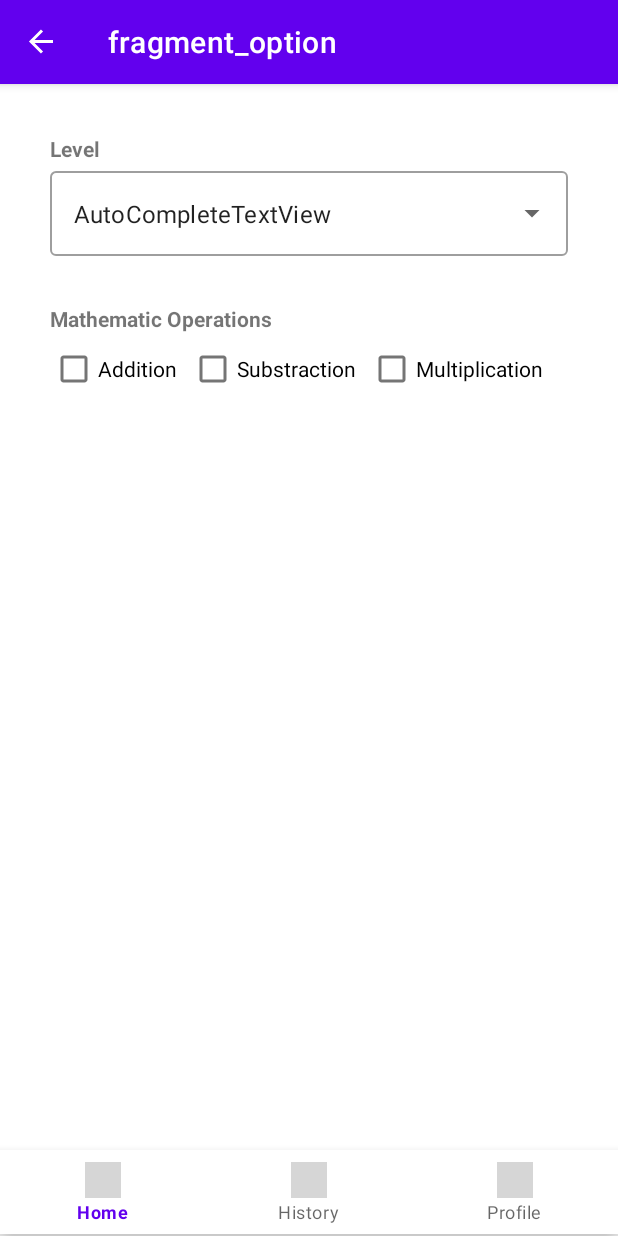
After one commit to xbgsp/Adv160419082Week2, an Android app: the OptionFragment screen opened through its navigation route, on a phone screen of 412 x 824 dp. The commit adds this screen. Run offline under Robolectric (Android 15) with nearby library versions, the phone set to English and light mode, and no system bars; our stand-ins replace navigation-ui; grey boxes are pictures that could not be loaded.

Commit message:
commit week 3

```diff
--- a/app/src/main/java/com/example/adv160419082week2/MainActivity.kt
+++ b/app/src/main/java/com/example/adv160419082week2/MainActivity.kt
@@ -5,6 +5,8 @@ import android.os.Bundle
 import androidx.navigation.NavController
 import androidx.navigation.Navigation
 import androidx.navigation.ui.NavigationUI
+import androidx.navigation.ui.setupWithNavController
+import kotlinx.android.synthetic.main.activity_main.*
 
 class MainActivity : AppCompatActivity() {
     private lateinit var navController: NavController
@@ -14,10 +16,13 @@ class MainActivity : AppCompatActivity() {
         setContentView(R.layout.activity_main)
 
         navController = Navigation.findNavController(this,R.id.hostFragment)
-        NavigationUI.setupActionBarWithNavController(this, navController)
+        NavigationUI.setupActionBarWithNavController(this, navController, drawerLayout)
+        NavigationUI.setupWithNavController(navView, navController)
+
+        bottomNav.setupWithNavController(navController)
     }
 
     override fun onSupportNavigateUp(): Boolean {
-        return NavigationUI.navigateUp(navController,null)
+        return NavigationUI.navigateUp(navController,drawerLayout) || super.onSupportNavigateUp()
     }
 }
--- a/app/src/main/java/com/example/adv160419082week2/MainFragment.kt
+++ b/app/src/main/java/com/example/adv160419082week2/MainFragment.kt
@@ -26,5 +26,10 @@ class MainFragment : Fragment() {
             val action = MainFragmentDirections.actionGameFragment(playerName)
             Navigation.findNavController(it).navigate(action)
         }
+
+        btnOption.setOnClickListener {
+            val action = MainFragmentDirections.actionOptionFragment()
+            Navigation.findNavController(it).navigate(action)
+        }
     }
 }
--- /dev/null
+++ b/app/src/main/java/com/example/adv160419082week2/OptionFragment.kt
@@ -0,0 +1,17 @@
+package com.example.adv160419082week2
+
+import android.os.Bundle
+import androidx.fragment.app.Fragment
+import android.view.LayoutInflater
+import android.view.View
+import android.view.ViewGroup
+
+class OptionFragment : Fragment() {
+    override fun onCreateView(
+        inflater: LayoutInflater, container: ViewGroup?,
+        savedInstanceState: Bundle?
+    ): View? {
+        // Inflate the layout for this fragment
+        return inflater.inflate(R.layout.fragment_option, container, false)
+    }
+}
--- a/app/src/main/res/layout/activity_main.xml
+++ b/app/src/main/res/layout/activity_main.xml
@@ -1,7 +1,17 @@
 <?xml version="1.0" encoding="utf-8"?>
-<androidx.constraintlayout.widget.ConstraintLayout xmlns:android="http://schemas.android.com/apk/res/android"
+
+<androidx.drawerlayout.widget.DrawerLayout
+    xmlns:android="http://schemas.android.com/apk/res/android"
     xmlns:app="http://schemas.android.com/apk/res-auto"
     xmlns:tools="http://schemas.android.com/tools"
+    android:layout_width="match_parent"
+    android:layout_height="match_parent"
+    android:fitsSystemWindows="true"
+    android:id="@+id/drawerLayout"
+    >
+
+    <androidx.constraintlayout.widget.ConstraintLayout
+
         android:layout_width="match_parent"
         android:layout_height="match_parent"
         tools:context=".MainActivity">
@@ -21,4 +31,22 @@
             app:layout_constraintStart_toStartOf="parent"
             app:layout_constraintTop_toTopOf="parent"
             app:navGraph="@navigation/game_navigation" />
+
+        <com.google.android.material.bottomnavigation.BottomNavigationView
+            android:id="@+id/bottomNav"
+            android:layout_width="0dp"
+            android:layout_height="wrap_content"
+            app:layout_constraintBottom_toBottomOf="@+id/hostFragment"
+            app:layout_constraintEnd_toEndOf="parent"
+            app:layout_constraintStart_toStartOf="parent"
+            app:menu="@menu/bottom_menu" />
     </androidx.constraintlayout.widget.ConstraintLayout>
+
+    <com.google.android.material.navigation.NavigationView
+        android:id="@+id/navView"
+        android:layout_width="wrap_content"
+        android:layout_height="match_parent"
+        app:menu="@menu/bottom_menu"
+        android:layout_gravity="start"/>
+
+</androidx.drawerlayout.widget.DrawerLayout>
--- /dev/null
+++ b/app/src/main/res/layout/fragment_option.xml
@@ -0,0 +1,83 @@
+<?xml version="1.0" encoding="utf-8"?>
+<FrameLayout xmlns:android="http://schemas.android.com/apk/res/android"
+    xmlns:app="http://schemas.android.com/apk/res-auto"
+    xmlns:tools="http://schemas.android.com/tools"
+    android:layout_width="match_parent"
+    android:layout_height="match_parent"
+    tools:context=".OptionFragment">
+
+    <androidx.constraintlayout.widget.ConstraintLayout
+        android:layout_width="match_parent"
+        android:layout_height="wrap_content">
+
+        <TextView
+            android:id="@+id/textView5"
+            android:layout_width="wrap_content"
+            android:layout_height="wrap_content"
+            android:layout_marginStart="32dp"
+            android:layout_marginTop="32dp"
+            android:text="Mathematic Operations"
+            android:textStyle="bold"
+            app:layout_constraintStart_toStartOf="parent"
+            app:layout_constraintTop_toBottomOf="@+id/textInputLayout2" />
+
+        <TextView
+            android:id="@+id/textView4"
+            android:layout_width="wrap_content"
+            android:layout_height="wrap_content"
+            android:layout_marginStart="32dp"
+            android:layout_marginTop="32dp"
+            android:text="Level"
+            android:textStyle="bold"
+            app:layout_constraintStart_toStartOf="parent"
+            app:layout_constraintTop_toTopOf="parent" />
+
+        <com.google.android.material.textfield.TextInputLayout
+            android:id="@+id/textInputLayout2"
+            style="@style/Widget.MaterialComponents.TextInputLayout.OutlinedBox.ExposedDropdownMenu"
+            android:layout_width="0dp"
+            android:layout_height="wrap_content"
+            android:layout_marginStart="32dp"
+            android:layout_marginEnd="32dp"
+            app:layout_constraintEnd_toEndOf="parent"
+            app:layout_constraintStart_toStartOf="parent"
+            app:layout_constraintTop_toBottomOf="@+id/textView4">
+
+            <AutoCompleteTextView
+                android:id="@+id/autoCompleteTextView"
+                android:layout_width="match_parent"
+                android:layout_height="wrap_content"
+                android:layout_weight="1"
+                android:text="AutoCompleteTextView" />
+        </com.google.android.material.textfield.TextInputLayout>
+
+        <CheckBox
+            android:id="@+id/checkBox"
+            android:layout_width="wrap_content"
+            android:layout_height="wrap_content"
+            android:layout_marginStart="32dp"
+            android:layout_marginBottom="32dp"
+            android:text="Addition"
+            app:layout_constraintBottom_toBottomOf="parent"
+            app:layout_constraintStart_toStartOf="parent"
+            app:layout_constraintTop_toBottomOf="@+id/textView5" />
+
+        <CheckBox
+            android:id="@+id/checkBox2"
+            android:layout_width="wrap_content"
+            android:layout_height="wrap_content"
+            android:layout_marginStart="8dp"
+            android:text="Substraction"
+            app:layout_constraintStart_toEndOf="@+id/checkBox"
+            app:layout_constraintTop_toBottomOf="@+id/textView5" />
+
+        <CheckBox
+            android:id="@+id/checkBox3"
+            android:layout_width="wrap_content"
+            android:layout_height="wrap_content"
+            android:layout_marginStart="8dp"
+            android:text="Multiplication"
+            app:layout_constraintStart_toEndOf="@+id/checkBox2"
+            app:layout_constraintTop_toBottomOf="@+id/textView5" />
+    </androidx.constraintlayout.widget.ConstraintLayout>
+</FrameLayout>
--- /dev/null
+++ b/app/src/main/res/menu/bottom_menu.xml
@@ -0,0 +1,20 @@
+<?xml version="1.0" encoding="utf-8"?>
+<menu xmlns:app="http://schemas.android.com/apk/res-auto"
+    xmlns:android="http://schemas.android.com/apk/res/android">
+
+    <item
+        android:id="@+id/itemHome"
+        android:icon="@drawable/ic_baseline_home_24"
+        android:title="Home"
+        app:showAsAction="always" />
+    <item
+        android:id="@+id/itemHistory"
+        android:icon="@drawable/ic_baseline_list_24"
+        android:title="History"
+        app:showAsAction="always" />
+    <item
+        android:id="@+id/itemProfile"
+        android:icon="@drawable/ic_baseline_person_24"
+        android:title="Profile"
+        app:showAsAction="always" />
+</menu>
--- a/app/src/main/res/navigation/game_navigation.xml
+++ b/app/src/main/res/navigation/game_navigation.xml
@@ -3,16 +3,19 @@
     xmlns:app="http://schemas.android.com/apk/res-auto"
     xmlns:tools="http://schemas.android.com/tools"
     android:id="@+id/game_navigation"
-    app:startDestination="@id/mainFragment">
+    app:startDestination="@id/itemHome">
 
     <fragment
-        android:id="@+id/mainFragment"
+        android:id="@+id/itemHome"
         android:name="com.example.adv160419082week2.MainFragment"
         android:label="Main Screen"
         tools:layout="@layout/fragment_main">
         <action
             android:id="@+id/actionGameFragment"
             app:destination="@id/gameFragment" />
+        <action
+            android:id="@+id/actionOptionFragment"
+            app:destination="@id/optionFragment" />
     </fragment>
     <fragment
         android:id="@+id/gameFragment"
@@ -25,6 +28,9 @@
         <argument
             android:name="player_name"
             app:argType="string" />
+        <action
+            android:id="@+id/action_gameFragment_to_itemHome"
+            app:destination="@id/itemHome" />
     </fragment>
     <fragment
         android:id="@+id/resultFragment"
@@ -33,9 +39,26 @@
         tools:layout="@layout/fragment_result">
         <action
             android:id="@+id/actionMainFragment"
-            app:destination="@id/mainFragment" />
+            app:destination="@id/itemHome"
+            app:popUpTo="@id/itemHome"
+            app:popUpToInclusive="true" />
         <argument
             android:name="score"
             app:argType="integer" />
     </fragment>
+    <fragment
+        android:id="@+id/itemHistory"
+        android:name="com.example.adv160419082week2.HistoryFragment"
+        android:label="fragment_history"
+        tools:layout="@layout/fragment_history" />
+    <fragment
+        android:id="@+id/itemProfile"
+        android:name="com.example.adv160419082week2.ProfileFragment"
+        android:label="fragment_profile"
+        tools:layout="@layout/fragment_profile" />
+    <fragment
+        android:id="@+id/optionFragment"
+        android:name="com.example.adv160419082week2.OptionFragment"
+        android:label="fragment_option"
+        tools:layout="@layout/fragment_option" />
 </navigation>
```
Also changed, not shown: app/src/main/java/com/example/adv160419082week2/HistoryFragment.kt (added, +17 -0 lines), app/src/main/java/com/example/adv160419082week2/ProfileFragment.kt (added, +14 -0 lines), app/src/main/res/layout/fragment_history.xml (added, +25 -0 lines), app/src/main/res/layout/fragment_main.xml (+11 -0 lines), app/src/main/res/layout/fragment_profile.xml (added, +25 -0 lines). Lines whose indentation alone changed are shown as unchanged.
